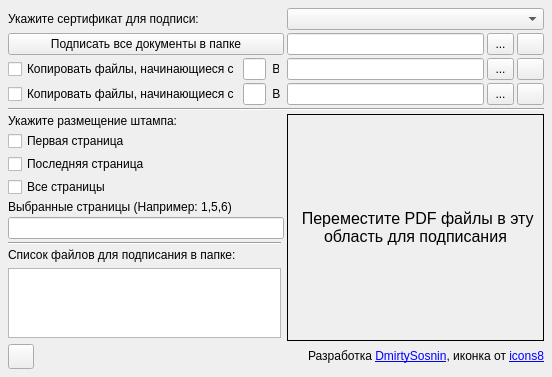
This is UI/main.ui in DimulyaPlay/DocumentSIGner as Qt 5 draws it before an edit. The edited form follows.
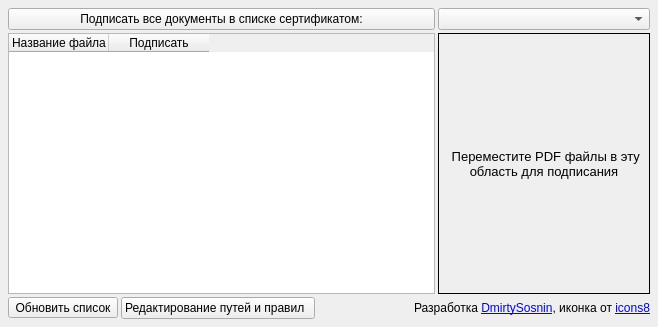
This is the edited form. Icons and pictures are not drawn.

```diff
--- a/UI/main.ui
+++ b/UI/main.ui
@@ -6,8 +6,8 @@
    <rect>
     <x>0</x>
     <y>0</y>
-    <width>552</width>
-    <height>358</height>
+    <width>656</width>
+    <height>327</height>
    </rect>
   </property>
   <property name="windowTitle">
@@ -30,43 +30,7 @@
     <property name="spacing">
      <number>3</number>
     </property>
-    <item row="3" column="6">
-     <widget class="QToolButton" name="toolButton_open_output1">
-      <property name="minimumSize">
-       <size>
-        <width>27</width>
-        <height>22</height>
-       </size>
-      </property>
-      <property name="maximumSize">
-       <size>
-        <width>27</width>
-        <height>22</height>
-       </size>
-      </property>
-      <property name="text">
-       <string/>
-      </property>
-      <property name="icon">
-       <iconset>
-        <normaloff>icons8-открыть-папку-50.png</normaloff>icons8-открыть-папку-50.png</iconset>
-      </property>
-     </widget>
-    </item>
-    <item row="9" column="0" colspan="4">
-     <widget class="QLabel" name="label_3">
-      <property name="sizePolicy">
-       <sizepolicy hsizetype="Preferred" vsizetype="Maximum">
-        <horstretch>0</horstretch>
-        <verstretch>0</verstretch>
-       </sizepolicy>
-      </property>
-      <property name="text">
-       <string>Выбранные страницы (Например: 1,5,6)</string>
-      </property>
-     </widget>
-    </item>
-    <item row="1" column="0" colspan="4">
+    <item row="2" column="0" colspan="4">
      <widget class="QPushButton" name="pushButton">
       <property name="sizePolicy">
        <sizepolicy hsizetype="MinimumExpanding" vsizetype="Fixed">
@@ -75,84 +39,14 @@
        </sizepolicy>
       </property>
       <property name="text">
-       <string>Подписать все документы в папке</string>
+       <string>Подписать все документы в списке сертификатом:</string>
       </property>
      </widget>
     </item>
-    <item row="2" column="0">
-     <widget class="QCheckBox" name="checkBox_copy">
-      <property name="text">
-       <string>Копировать файлы, начинающиеся с</string>
-      </property>
-      <property name="tristate">
-       <bool>false</bool>
-      </property>
-     </widget>
-    </item>
-    <item row="7" column="0" colspan="4">
-     <widget class="QCheckBox" name="checkBox_last_page">
-      <property name="text">
-       <string>Последняя страница</string>
-      </property>
-     </widget>
-    </item>
-    <item row="1" column="4">
-     <widget class="QLineEdit" name="lineEdit_input">
-      <property name="sizePolicy">
-       <sizepolicy hsizetype="Preferred" vsizetype="Fixed">
-        <horstretch>0</horstretch>
-        <verstretch>0</verstretch>
-       </sizepolicy>
-      </property>
-     </widget>
-    </item>
-    <item row="2" column="1">
-     <widget class="QLineEdit" name="lineEdit_prefix"/>
-    </item>
-    <item row="11" column="0" colspan="3">
-     <widget class="Line" name="line_2">
-      <property name="orientation">
-       <enum>Qt::Horizontal</enum>
-      </property>
-     </widget>
-    </item>
-    <item row="8" column="0" colspan="4">
-     <widget class="QCheckBox" name="checkBox_all_pages">
-      <property name="text">
-       <string>Все страницы</string>
-      </property>
-     </widget>
-    </item>
-    <item row="14" column="0" colspan="3">
-     <widget class="QListWidget" name="listWidget_filelist"/>
-    </item>
-    <item row="2" column="6">
-     <widget class="QToolButton" name="toolButton_open_output">
-      <property name="minimumSize">
-       <size>
-        <width>27</width>
-        <height>22</height>
-       </size>
-      </property>
-      <property name="maximumSize">
-       <size>
-        <width>27</width>
-        <height>22</height>
-       </size>
-      </property>
-      <property name="text">
-       <string/>
-      </property>
-      <property name="icon">
-       <iconset>
-        <normaloff>icons8-открыть-папку-50.png</normaloff>icons8-открыть-папку-50.png</iconset>
-      </property>
-     </widget>
-    </item>
-    <item row="17" column="0">
+    <item row="8" column="0">
      <widget class="QToolButton" name="toolButton_update">
       <property name="text">
-       <string/>
+       <string>Обновить список</string>
       </property>
       <property name="icon">
        <iconset>
@@ -168,11 +62,38 @@
        <enum>QToolButton::DelayedPopup</enum>
       </property>
       <property name="toolButtonStyle">
-       <enum>Qt::ToolButtonIconOnly</enum>
+       <enum>Qt::ToolButtonTextBesideIcon</enum>
       </property>
      </widget>
     </item>
-    <item row="0" column="4" colspan="3">
+    <item row="8" column="2" colspan="4">
+     <widget class="QLabel" name="label_5">
+      <property name="text">
+       <string>&lt;html&gt;&lt;head/&gt;&lt;body&gt;&lt;p&gt;Разработка &lt;a href=&quot;https://boosty.to/microrazrab&quot;&gt;&lt;span style=&quot; text-decoration: underline; color:#0000ff;&quot;&gt;DmirtySosnin&lt;/span&gt;&lt;/a&gt;, иконка от &lt;a href=&quot;https://icons8.ru/&quot;&gt;&lt;span style=&quot; text-decoration: underline; color:#0000ff;&quot;&gt;icons8&lt;/span&gt;&lt;/a&gt;&lt;/p&gt;&lt;/body&gt;&lt;/html&gt;</string>
+      </property>
+      <property name="textFormat">
+       <enum>Qt::RichText</enum>
+      </property>
+      <property name="alignment">
+       <set>Qt::AlignRight|Qt::AlignTrailing|Qt::AlignVCenter</set>
+      </property>
+     </widget>
+    </item>
+    <item row="3" column="0" rowspan="5" colspan="4">
+     <widget class="QTableWidget" name="tableWidget">
+      <column>
+       <property name="text">
+        <string>Название файла</string>
+       </property>
+      </column>
+      <column>
+       <property name="text">
+        <string>Подписать</string>
+       </property>
+      </column>
+     </widget>
+    </item>
+    <item row="2" column="4" colspan="2">
      <widget class="QComboBox" name="comboBox_certs">
       <property name="sizePolicy">
        <sizepolicy hsizetype="Expanding" vsizetype="Fixed">
@@ -188,65 +109,10 @@
       </property>
      </widget>
     </item>
-    <item row="12" column="0">
-     <widget class="QLabel" name="label_8">
+    <item row="8" column="1">
+     <widget class="QPushButton" name="pushButton_editor">
       <property name="text">
-       <string>Список файлов для подписания в папке:</string>
-      </property>
-     </widget>
-    </item>
-    <item row="3" column="0">
-     <widget class="QCheckBox" name="checkBox_copy1">
-      <property name="text">
-       <string>Копировать файлы, начинающиеся с</string>
-      </property>
-     </widget>
-    </item>
-    <item row="6" column="0" colspan="4">
-     <widget class="QCheckBox" name="checkBox_first_page">
-      <property name="text">
-       <string>Первая страница</string>
-      </property>
-     </widget>
-    </item>
-    <item row="3" column="5">
-     <widget class="QToolButton" name="toolButton_output1">
-      <property name="minimumSize">
-       <size>
-        <width>27</width>
-        <height>22</height>
-       </size>
-      </property>
-      <property name="maximumSize">
-       <size>
-        <width>27</width>
-        <height>22</height>
-       </size>
-      </property>
-      <property name="text">
-       <string>...</string>
-      </property>
-     </widget>
-    </item>
-    <item row="3" column="4">
-     <widget class="QLineEdit" name="lineEdit_output1"/>
-    </item>
-    <item row="1" column="6">
-     <widget class="QToolButton" name="toolButton_open_input">
-      <property name="minimumSize">
-       <size>
-        <width>27</width>
-        <height>22</height>
-       </size>
-      </property>
-      <property name="maximumSize">
-       <size>
-        <width>27</width>
-        <height>22</height>
-       </size>
-      </property>
-      <property name="text">
-       <string/>
+       <string>Редактирование путей и правил  </string>
       </property>
       <property name="icon">
        <iconset>
@@ -254,55 +120,7 @@
       </property>
      </widget>
     </item>
-    <item row="2" column="5">
-     <widget class="QToolButton" name="toolButton_output">
-      <property name="minimumSize">
-       <size>
-        <width>27</width>
-        <height>22</height>
-       </size>
-      </property>
-      <property name="maximumSize">
-       <size>
-        <width>27</width>
-        <height>22</height>
-       </size>
-      </property>
-      <property name="text">
-       <string>...</string>
-      </property>
-     </widget>
-    </item>
-    <item row="1" column="5">
-     <widget class="QToolButton" name="toolButton_input">
-      <property name="minimumSize">
-       <size>
-        <width>27</width>
-        <height>22</height>
-       </size>
-      </property>
-      <property name="maximumSize">
-       <size>
-        <width>27</width>
-        <height>22</height>
-       </size>
-      </property>
-      <property name="text">
-       <string>...</string>
-      </property>
-     </widget>
-    </item>
-    <item row="2" column="4">
-     <widget class="QLineEdit" name="lineEdit_output">
-      <property name="sizePolicy">
-       <sizepolicy hsizetype="Preferred" vsizetype="Fixed">
-        <horstretch>0</horstretch>
-        <verstretch>0</verstretch>
-       </sizepolicy>
-      </property>
-     </widget>
-    </item>
-    <item row="5" column="4" rowspan="11" colspan="3">
+    <item row="3" column="4" rowspan="5" colspan="2">
      <widget class="QFrame" name="frame_dropzone">
       <property name="sizePolicy">
        <sizepolicy hsizetype="Minimum" vsizetype="Preferred">
@@ -330,7 +148,7 @@
          </property>
          <property name="font">
           <font>
-           <pointsize>12</pointsize>
+           <pointsize>10</pointsize>
           </font>
          </property>
          <property name="acceptDrops">
@@ -357,87 +175,6 @@
       </layout>
      </widget>
     </item>
-    <item row="10" column="0" colspan="4">
-     <widget class="QLineEdit" name="lineEdit_chosen_pages"/>
-    </item>
-    <item row="0" column="0" colspan="4">
-     <widget class="QLabel" name="label">
-      <property name="sizePolicy">
-       <sizepolicy hsizetype="Minimum" vsizetype="Preferred">
-        <horstretch>0</horstretch>
-        <verstretch>0</verstretch>
-       </sizepolicy>
-      </property>
-      <property name="text">
-       <string>Укажите сертификат для подписи:</string>
-      </property>
-      <property name="alignment">
-       <set>Qt::AlignLeading|Qt::AlignLeft|Qt::AlignVCenter</set>
-      </property>
-     </widget>
-    </item>
-    <item row="5" column="0" colspan="4">
-     <widget class="QLabel" name="label_4">
-      <property name="sizePolicy">
-       <sizepolicy hsizetype="Preferred" vsizetype="Maximum">
-        <horstretch>0</horstretch>
-        <verstretch>0</verstretch>
-       </sizepolicy>
-      </property>
-      <property name="text">
-       <string>Укажите размещение штампа:</string>
-      </property>
-     </widget>
-    </item>
-    <item row="4" column="0" colspan="7">
-     <widget class="Line" name="line">
-      <property name="orientation">
-       <enum>Qt::Horizontal</enum>
-      </property>
-     </widget>
-    </item>
-    <item row="2" column="2">
-     <widget class="QLabel" name="label_6">
-      <property name="sizePolicy">
-       <sizepolicy hsizetype="Maximum" vsizetype="Preferred">
-        <horstretch>0</horstretch>
-        <verstretch>0</verstretch>
-       </sizepolicy>
-      </property>
-      <property name="maximumSize">
-       <size>
-        <width>10</width>
-        <height>16777215</height>
-       </size>
-      </property>
-      <property name="text">
-       <string> В</string>
-      </property>
-     </widget>
-    </item>
-    <item row="3" column="1">
-     <widget class="QLineEdit" name="lineEdit_prefix1"/>
-    </item>
-    <item row="3" column="2">
-     <widget class="QLabel" name="label_7">
-      <property name="text">
-       <string> В</string>
-      </property>
-     </widget>
-    </item>
-    <item row="17" column="1" colspan="6">
-     <widget class="QLabel" name="label_5">
-      <property name="text">
-       <string>&lt;html&gt;&lt;head/&gt;&lt;body&gt;&lt;p&gt;Разработка &lt;a href=&quot;https://boosty.to/microrazrab&quot;&gt;&lt;span style=&quot; text-decoration: underline; color:#0000ff;&quot;&gt;DmirtySosnin&lt;/span&gt;&lt;/a&gt;, иконка от &lt;a href=&quot;https://icons8.ru/&quot;&gt;&lt;span style=&quot; text-decoration: underline; color:#0000ff;&quot;&gt;icons8&lt;/span&gt;&lt;/a&gt;&lt;/p&gt;&lt;/body&gt;&lt;/html&gt;</string>
-      </property>
-      <property name="textFormat">
-       <enum>Qt::RichText</enum>
-      </property>
-      <property name="alignment">
-       <set>Qt::AlignRight|Qt::AlignTrailing|Qt::AlignVCenter</set>
-      </property>
-     </widget>
-    </item>
    </layout>
   </widget>
  </widget>
```
Left out of the diff: 2 changed lines with no effect on the pictures.
